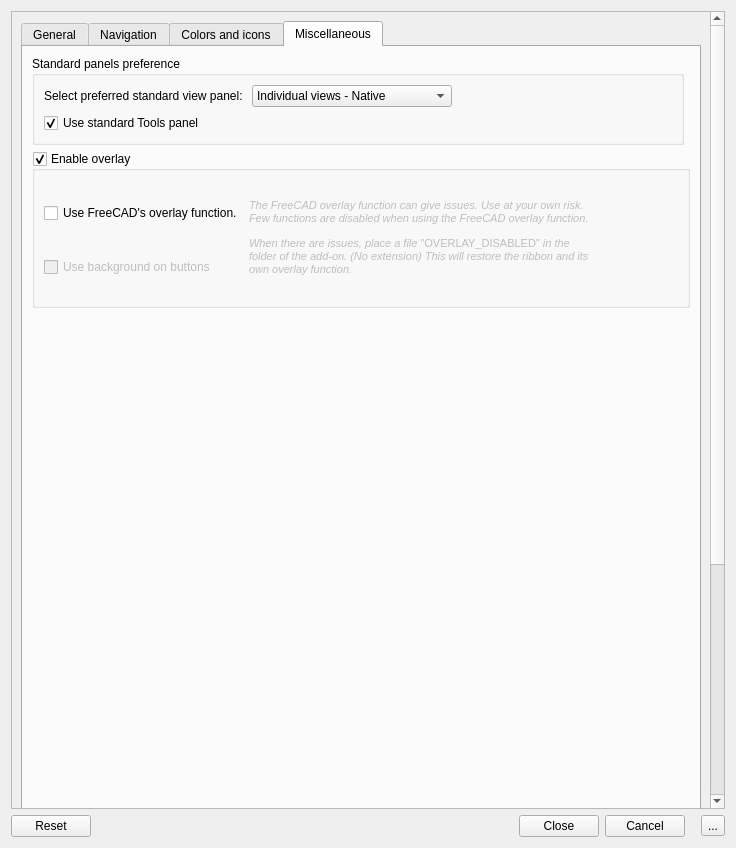
Qt form Resources/ui/Settings.ui (APEbbers/FreeCAD-Ribbon) before a commit.
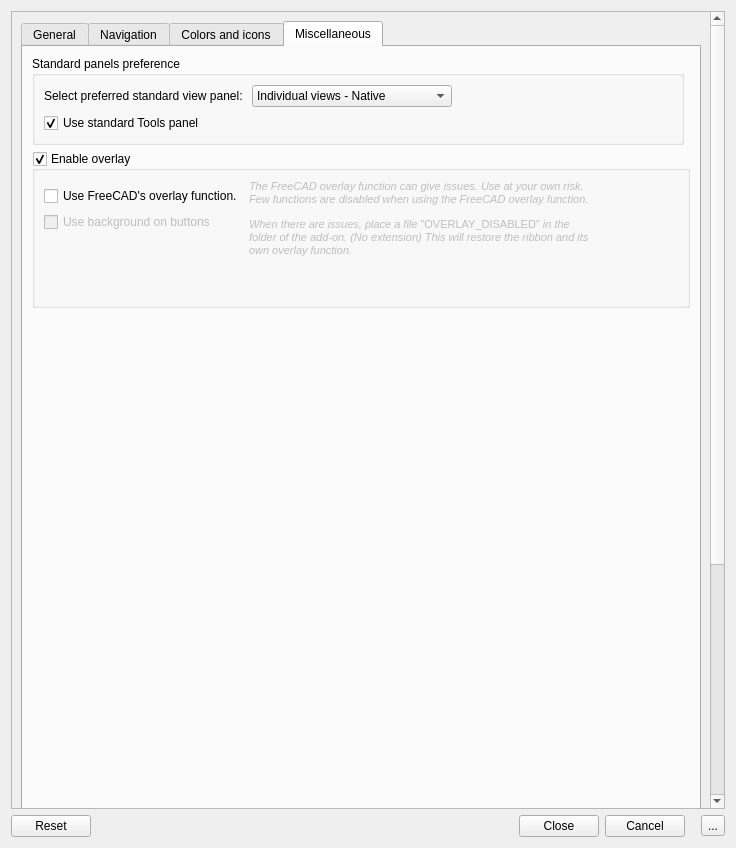
The same form after that commit. The open tabs and pages were chosen to show the change. Custom widgets are drawn as their Qt base class.

Commit message: Updated settings UI with spacers

```diff
--- a/Resources/ui/Settings.ui
+++ b/Resources/ui/Settings.ui
@@ -57,7 +57,7 @@
           <x>0</x>
           <y>0</y>
           <width>697</width>
-          <height>1329</height>
+          <height>1350</height>
          </rect>
         </property>
         <layout class="QGridLayout" name="gridLayout_28">
@@ -2063,7 +2063,7 @@
                <layout class="QGridLayout" name="gridLayout_32">
                 <item row="0" column="0" rowspan="2" colspan="2">
                  <layout class="QGridLayout" name="gridLayout_30">
-                  <item row="0" column="0">
+                  <item row="1" column="0">
                    <widget class="QCheckBox" name="FCOverlayEnabled">
                     <property name="toolTip">
                      <string>Use the overlay function from FreeCAD.
@@ -2077,7 +2077,7 @@
                     </property>
                    </widget>
                   </item>
-                  <item row="1" column="0">
+                  <item row="2" column="0">
                    <widget class="QCheckBox" name="UseButtonBackGround">
                     <property name="enabled">
                      <bool>false</bool>
@@ -2087,7 +2087,20 @@
                     </property>
                    </widget>
                   </item>
-                  <item row="0" column="1" rowspan="2" colspan="2">
+                  <item row="3" column="0">
+                   <spacer name="verticalSpacer_6">
+                    <property name="orientation">
+                     <enum>Qt::Orientation::Vertical</enum>
+                    </property>
+                    <property name="sizeHint" stdset="0">
+                     <size>
+                      <width>20</width>
+                      <height>1</height>
+                     </size>
+                    </property>
+                   </spacer>
+                  </item>
+                  <item row="0" column="1" rowspan="4" colspan="2">
                    <widget class="QLabel" name="label_26">
                     <property name="enabled">
                      <bool>false</bool>
@@ -2101,6 +2114,9 @@
                     <property name="text">
                      <string>&lt;html&gt;&lt;head/&gt;&lt;body&gt;&lt;p&gt;&lt;span style=&quot; font-size:8pt; font-style:italic;&quot;&gt;The FreeCAD overlay function can give issues. Use at your own risk. Few functions are disabled when using the FreeCAD overlay function.&lt;/span&gt;&lt;/p&gt;&lt;p&gt;&lt;span style=&quot; font-size:8pt; font-style:italic;&quot;&gt;When there are issues, place a file &lt;/span&gt;&lt;span style=&quot; font-family:'Consolas','Courier New','monospace'; font-size:8pt; &quot;&gt;&amp;quot;OVERLAY_DISABLED&amp;quot; &lt;/span&gt;&lt;span style=&quot; font-family:'Consolas','Courier New','monospace'; font-size:8pt; font-style:italic; &quot;&gt;in the folder of the add-on. (No extension) This will restore the ribbon and its own overlay function.&lt;/span&gt;&lt;/p&gt;&lt;/body&gt;&lt;/html&gt;</string>
                     </property>
+                    <property name="alignment">
+                     <set>Qt::AlignmentFlag::AlignLeading|Qt::AlignmentFlag::AlignLeft|Qt::AlignmentFlag::AlignTop</set>
+                    </property>
                     <property name="wordWrap">
                      <bool>true</bool>
                     </property>
```
Left out of the diff: 34 changed lines with no effect on the pictures. The commit also changes 1 other file.
